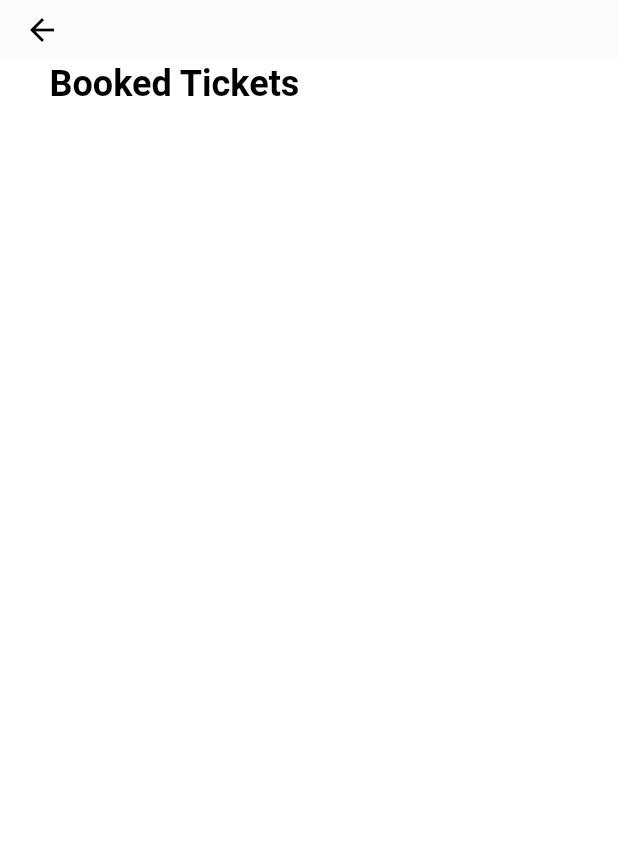
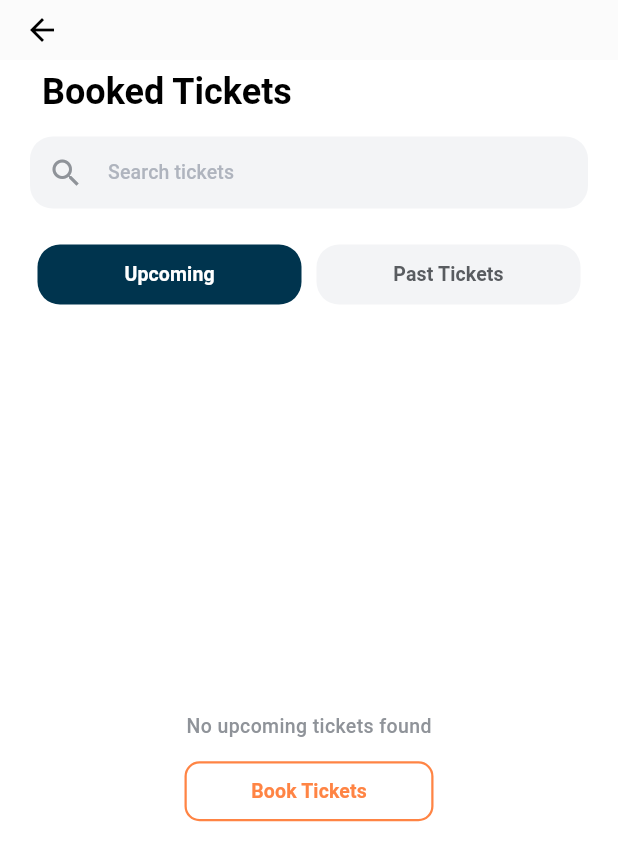
Before and after one commit to hadiyaaamir/chatbot, a Flutter app: the TicketsView screen opened directly, on a phone screen of 412 x 824 dp. Shown: the top 861 px of the screen. Run offline on Flutter 3.47's test engine with Material 3 defaults, Android fonts, the phone set to English and light mode, and no system bars; our stand-ins replace bloc, dotted_line, equatable, flutter_bloc, flutter_spinkit, googleapis_auth and 2 more; missing offline and left inert: dialog_flowtter, flutter_sound, googleapis; accounts and stored records are empty; network calls fail; statements that could not run were skipped.

Commit message:
tickets filter and search

```diff
--- a/lib/tickets/data/models/models.dart
+++ b/lib/tickets/data/models/models.dart
@@ -2,6 +2,7 @@ import 'package:chatbot/chatbot/chatbot.dart';
 import 'package:chatbot/events/events.dart';
 import 'package:chatbot/utils/models/models.dart';
 import 'package:equatable/equatable.dart';
+import 'package:flutter/material.dart';
 
 part 'ticket_option.dart';
 part 'ticket_slot.dart';
--- a/lib/tickets/presentation/bloc/tickets_event.dart
+++ b/lib/tickets/presentation/bloc/tickets_event.dart
@@ -8,3 +8,19 @@ abstract class TicketsEvent extends Equatable {
 }
 
 class TicketsFetchTicketsEvent extends TicketsEvent {}
+
+final class TicketsFilterChanged extends TicketsEvent {
+  const TicketsFilterChanged({required this.filter});
+  final TicketsFilter filter;
+
+  @override
+  List<Object> get props => [filter];
+}
+
+class TicketsSearchTextChanged extends TicketsEvent {
+  const TicketsSearchTextChanged({required this.searchText});
+  final String searchText;
+
+  @override
+  List<Object> get props => [searchText];
+}
--- a/lib/tickets/presentation/bloc/tickets_state.dart
+++ b/lib/tickets/presentation/bloc/tickets_state.dart
@@ -3,25 +3,55 @@ part of 'tickets_bloc.dart';
 enum TicketsStatus { initial, loading, success, failure }
 
 class TicketsState extends Equatable {
-  const TicketsState({required this.tickets, required this.status});
+  const TicketsState({
+    required this.tickets,
+    required this.status,
+    required this.filter,
+    required this.searchText,
+  });
 
   final List<Ticket> tickets;
   final TicketsStatus status;
+  final TicketsFilter filter;
+  final String searchText;
 
-  TicketsState copyWith({List<Ticket>? tickets, TicketsStatus? status}) {
+  TicketsState copyWith({
+    List<Ticket>? tickets,
+    TicketsStatus? status,
+    TicketsFilter? filter,
+    String? searchText,
+  }) {
     return TicketsState(
       tickets: tickets ?? this.tickets,
       status: status ?? this.status,
+      filter: filter ?? this.filter,
+      searchText: searchText ?? this.searchText,
     );
   }
 
+  Iterable<Ticket> get filteredTickets =>
+      filter.applyAll(tickets).where((ticket) {
+        return ticket.event.title
+                .toLowerCase()
+                .contains(searchText.toLowerCase()) ||
+            ticket.event.city
+                .toLowerCase()
+                .contains(searchText.toLowerCase()) ||
+            ticket.event.country
+                .toLowerCase()
+                .contains(searchText.toLowerCase());
+      }).toList();
+
   @override
-  List<Object> get props => [tickets, status];
+  List<Object> get props => [tickets, status, filter, searchText];
 }
 
 final class TicketsInitial extends TicketsState {
-  const TicketsInitial({
-    super.tickets = const [],
-    super.status = TicketsStatus.initial,
-  });
+  const TicketsInitial()
+      : super(
+          tickets: const [],
+          status: TicketsStatus.initial,
+          filter: TicketsFilter.upcoming,
+          searchText: '',
+        );
 }
--- /dev/null
+++ b/lib/tickets/presentation/models/models.dart
@@ -0,0 +1,3 @@
+import 'package:chatbot/tickets/tickets.dart';
+
+part 'tickets_filter.dart';
--- /dev/null
+++ b/lib/tickets/presentation/models/tickets_filter.dart
@@ -0,0 +1,26 @@
+part of 'models.dart';
+
+enum TicketsFilter { upcoming, past }
+
+extension TicketsFilterX on TicketsFilter {
+  bool apply(Ticket ticket) {
+    switch (this) {
+      case TicketsFilter.upcoming:
+        return ticket.slot.date.isAfter(DateTime.now()) ||
+            ticket.slot.date.isAtSameMomentAs(DateTime.now());
+      case TicketsFilter.past:
+        return ticket.slot.date.isBefore(DateTime.now());
+    }
+  }
+
+  String get text {
+    switch (this) {
+      case TicketsFilter.upcoming:
+        return 'Upcoming';
+      case TicketsFilter.past:
+        return 'Past Tickets';
+    }
+  }
+
+  Iterable<Ticket> applyAll(Iterable<Ticket> tickets) => tickets.where(apply);
+}
--- a/lib/tickets/presentation/presentation.dart
+++ b/lib/tickets/presentation/presentation.dart
@@ -1,3 +1,4 @@
 export 'bloc/tickets_bloc.dart';
+export 'models/models.dart';
 export 'view/view.dart';
 export 'widgets/widgets.dart';
--- a/lib/tickets/presentation/view/tickets_view.dart
+++ b/lib/tickets/presentation/view/tickets_view.dart
@@ -7,22 +7,52 @@ class TicketsView extends StatelessWidget {
   Widget build(BuildContext context) {
     return Scaffold(
       appBar: AppBar(),
-      body: Padding(
-        padding: const EdgeInsets.symmetric(horizontal: 25),
-        child: BlocBuilder<TicketsBloc, TicketsState>(
-          builder: (context, state) {
-            return Center(
-              child: state.status == TicketsStatus.loading
-                  ? const CustomProgessIndicator()
-                  : Column(
+      body: const Padding(
+        padding: EdgeInsets.symmetric(horizontal: 20),
+        child: Center(
+          child: Column(
             crossAxisAlignment: CrossAxisAlignment.stretch,
             children: [
-                        const _BookedTicketsTitle(),
-                        _TicketsList(tickets: state.tickets),
+              _BookedTicketsTitle(),
+              SizedBox(height: 10),
+              TicketsSearchTextField(),
+              SizedBox(height: 15),
+              _TicketsFilters(),
+              TicketsList(),
             ],
+          ),
+        ),
+      ),
+    );
+  }
+}
+
+class _TicketsFilters extends StatelessWidget {
+  const _TicketsFilters();
+
+  @override
+  Widget build(BuildContext context) {
+    final List<TicketsFilter> filters = TicketsFilter.values.toList();
+
+    return Padding(
+      padding: const EdgeInsets.symmetric(vertical: 5),
+      child: Row(
+        children: List.generate(
+          filters.length,
+          (index) => BlocBuilder<TicketsBloc, TicketsState>(
+            buildWhen: (previous, current) => previous.filter != current.filter,
+            builder: (context, state) {
+              return Expanded(
+                child: FilterButton(
+                  isSelected: state.filter == filters[index],
+                  label: filters[index].text,
+                  onPressed: () => context
+                      .read<TicketsBloc>()
+                      .add(TicketsFilterChanged(filter: filters[index])),
                 ),
               );
             },
+          ),
         ),
       ),
     );
@@ -35,7 +65,7 @@ class _BookedTicketsTitle extends StatelessWidget {
   @override
   Widget build(BuildContext context) {
     return Padding(
-      padding: const EdgeInsets.fromLTRB(8, 0, 8, 20),
+      padding: const EdgeInsets.symmetric(horizontal: 8, vertical: 5),
       child: Text(
         'Booked Tickets',
         style: Theme.of(context).textTheme.headlineMedium,
@@ -43,21 +73,3 @@ class _BookedTicketsTitle extends StatelessWidget {
     );
   }
 }
-
-class _TicketsList extends StatelessWidget {
-  const _TicketsList({required this.tickets});
-
-  final List<Ticket> tickets;
-
-  @override
-  Widget build(BuildContext context) {
-    return Expanded(
-      child: ListView.builder(
-        itemBuilder: (context, index) => TicketOptionTile(
-          ticket: tickets[index],
-        ),
-        itemCount: tickets.length,
-      ),
-    );
-  }
-}
--- /dev/null
+++ b/lib/tickets/presentation/widgets/tickets_list.dart
@@ -0,0 +1,87 @@
+part of 'widgets.dart';
+
+class TicketsList extends StatelessWidget {
+  const TicketsList({super.key});
+
+  @override
+  Widget build(BuildContext context) {
+    return BlocBuilder<TicketsBloc, TicketsState>(
+      builder: (context, state) {
+        final tickets = state.filteredTickets.toList();
+
+        return Expanded(
+          child: state.status == TicketsStatus.loading
+              ? const Center(child: CustomProgessIndicator())
+              : tickets.isEmpty
+                  ? _EmptyList(
+                      currentFilter: state.filter.name,
+                      searchText: state.searchText,
+                    )
+                  : _NonEmptyList(tickets: tickets),
+        );
+      },
+    );
+  }
+}
+
+class _NonEmptyList extends StatelessWidget {
+  const _NonEmptyList({required this.tickets});
+
+  final List<Ticket> tickets;
+
+  @override
+  Widget build(BuildContext context) {
+    return ListView.builder(
+      itemBuilder: (context, index) => TicketOptionTile(ticket: tickets[index]),
+      itemCount: tickets.length,
+    );
+  }
+}
+
+class _EmptyList extends StatelessWidget {
+  const _EmptyList({required this.currentFilter, required this.searchText});
+
+  final String searchText;
+  final String currentFilter;
+
+  @override
+  Widget build(BuildContext context) {
+    return searchText.isEmpty
+        ? EmptyTextAndButtonList(
+            text: 'No $currentFilter tickets found',
+            button: const _BookTicketsButton(),
+          )
+        : EmptyTextAndButtonList(
+            text: 'No results found for \'$searchText\'',
+            button: OutlinedButton(
+              child: const Text('Clear Search'),
+              onPressed: () => context
+                  .read<TicketsBloc>()
+                  .add(const TicketsSearchTextChanged(searchText: '')),
+            ),
+          );
+  }
+}
+
+class _BookTicketsButton extends StatelessWidget {
+  const _BookTicketsButton();
+
+  @override
+  Widget build(BuildContext context) {
+    return OutlinedButton(
+      child: const Text('Book Tickets'),
+      onPressed: () {
+        context.read<ChatbotBloc>().add(
+              const ChatbotMessageSent(
+                message: ChatMessage(
+                  message: MessagePayload(text: 'Book tickets for an event'),
+                ),
+              ),
+            );
+        context.read<NavigationBloc>().add(
+              NavigationIndexChanged(selectedIndex: NavigablePages.chat.index),
+            );
+      },
+    );
+  }
+}
--- /dev/null
+++ b/lib/tickets/presentation/widgets/tickets_search_textfield.dart
@@ -0,0 +1,40 @@
+part of 'widgets.dart';
+
+class TicketsSearchTextField extends StatefulWidget {
+  const TicketsSearchTextField({super.key});
+
+  @override
+  State<TicketsSearchTextField> createState() => _TicketsSearchTextFieldState();
+}
+
+class _TicketsSearchTextFieldState extends State<TicketsSearchTextField> {
+  final TextEditingController searchController = TextEditingController();
+
+  @override
+  Widget build(BuildContext context) {
+    return BlocListener<TicketsBloc, TicketsState>(
+      listenWhen: (previous, current) =>
+          previous.searchText != current.searchText,
+      listener: (context, state) {
+        if (state.searchText.isEmpty) searchController.clear();
+      },
+      child: TextField(
+        controller: searchController,
+        style: Theme.of(context).textTheme.titleSmall,
+        decoration: const InputDecoration(
+          hintText: 'Search tickets',
+          prefixIcon: Icon(Icons.search),
+        ),
+        onChanged: (searchText) => context.read<TicketsBloc>().add(
+              TicketsSearchTextChanged(searchText: searchText),
+            ),
+      ),
+    );
+  }
+
+  @override
+  void dispose() {
+    searchController.dispose();
+    super.dispose();
+  }
+}
--- a/lib/tickets/presentation/widgets/widgets.dart
+++ b/lib/tickets/presentation/widgets/widgets.dart
@@ -1,5 +1,6 @@
 import 'package:chatbot/chatbot/chatbot.dart';
 import 'package:chatbot/events/events.dart';
+import 'package:chatbot/navigation/navigation.dart';
 import 'package:chatbot/payment/payment.dart';
 import 'package:chatbot/tickets/tickets.dart';
 import 'package:chatbot/utils/helpers/date_time_helpers.dart';
@@ -9,3 +10,5 @@ import 'package:intl/intl.dart';
 
 part 'ticket_details_block.dart';
 part 'ticket_option_tile.dart';
+part 'tickets_list.dart';
+part 'tickets_search_textfield.dart';
--- /dev/null
+++ b/lib/utils/widgets/empty_text_and_button_list.dart
@@ -0,0 +1,33 @@
+import 'package:flutter/material.dart';
+
+class EmptyTextAndButtonList extends StatelessWidget {
+  const EmptyTextAndButtonList({
+    super.key,
+    required this.text,
+    required this.button,
+  });
+
+  final String text;
+  final Widget button;
+
+  @override
+  Widget build(BuildContext context) {
+    return Column(
+      mainAxisAlignment: MainAxisAlignment.center,
+      children: [
+        Text(text),
+        Row(
+          mainAxisAlignment: MainAxisAlignment.center,
+          children: [
+            const Flexible(flex: 1, child: SizedBox(width: 0)),
+            Flexible(
+              flex: 2,
+              child: Padding(padding: const EdgeInsets.all(10), child: button),
+            ),
+            const Flexible(flex: 1, child: SizedBox(width: 0)),
+          ],
+        ),
+      ],
+    );
+  }
+}
--- a/lib/utils/widgets/widgets.dart
+++ b/lib/utils/widgets/widgets.dart
@@ -1,4 +1,5 @@
 export 'colored_text_tag.dart';
 export 'dotted_divider.dart';
+export 'empty_text_and_button_list.dart';
 export 'filter_button.dart';
 export 'progress_indicator.dart';
```
Also changed, not shown: lib/home/presentation/widgets/events_list.dart (+28 -52 lines), lib/tickets/data/models/ticket_slot.dart (+14 -0 lines), lib/tickets/presentation/bloc/tickets_bloc.dart (+16 -0 lines). Lines whose indentation alone changed are shown as unchanged.
